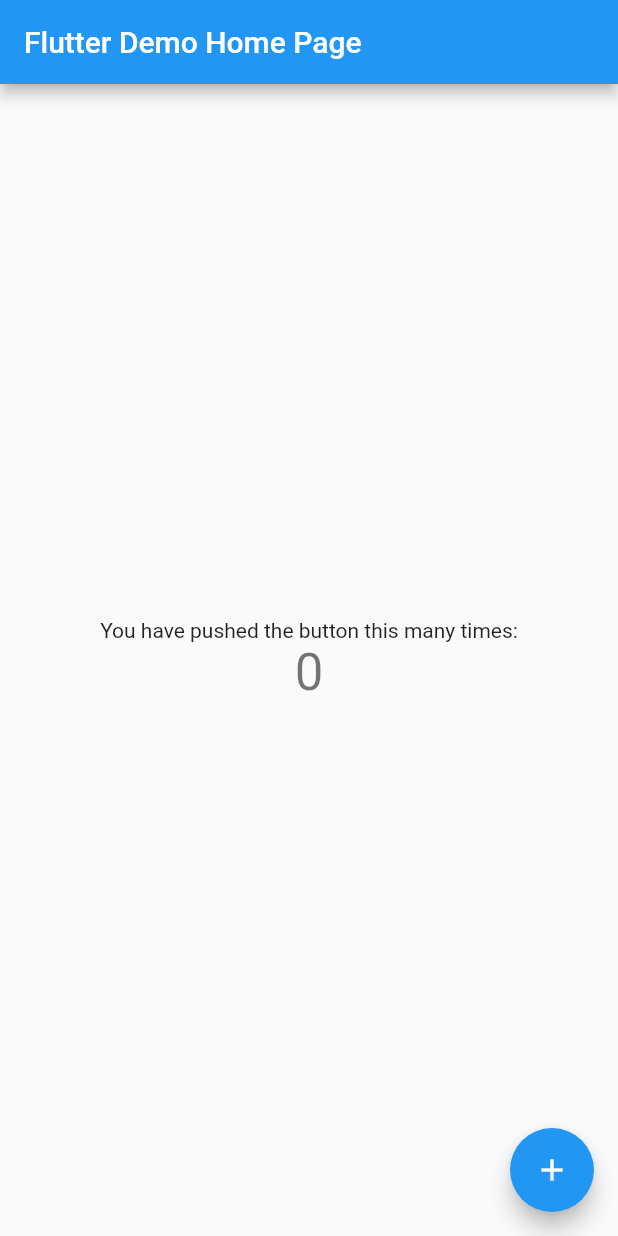
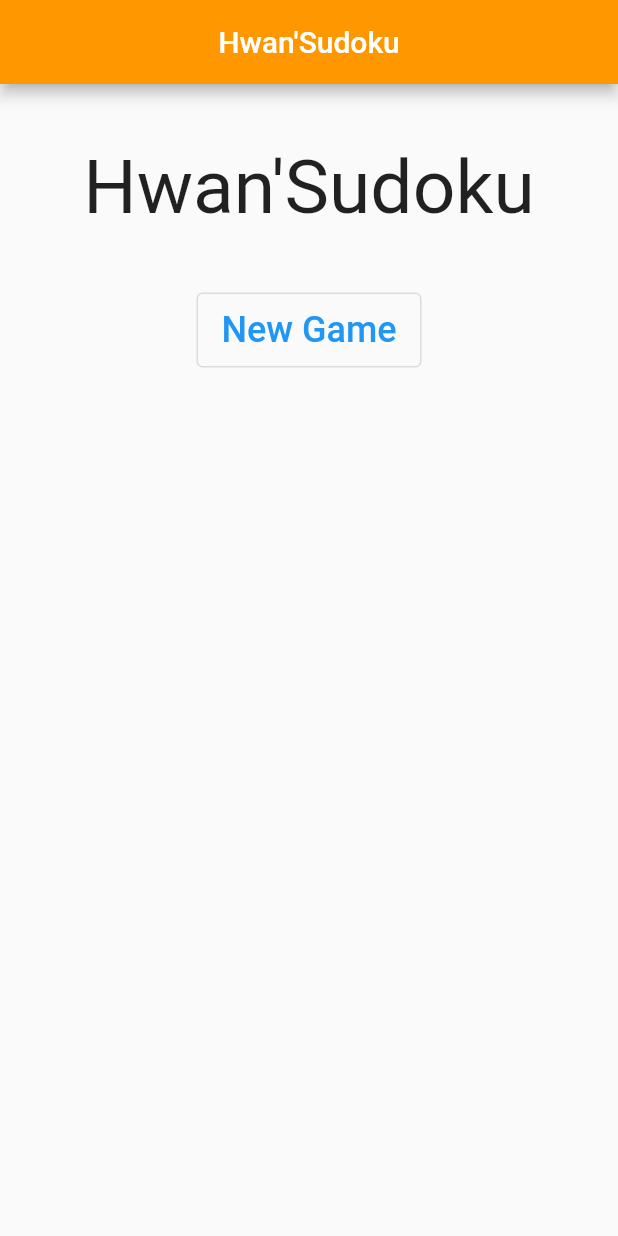
Before and after one commit to akon47/hwan_sudoku, a Flutter app: the screen it shows after launch, on a phone screen of 412 x 824 dp. Run offline on Flutter 3.47's test engine with Material 2 defaults, Android fonts, the phone set to English and light mode, and no system bars.

Commit message:
메인 메뉴 화면을 추가합니다.

```diff
--- a/lib/main.dart
+++ b/lib/main.dart
@@ -1,115 +1,17 @@
 import 'package:flutter/material.dart';
+import 'package:hwan_sudoku/screens/main_screen.dart';
 
 void main() {
-  runApp(const MyApp());
-}
-
-class MyApp extends StatelessWidget {
-  const MyApp({super.key});
-
-  // This widget is the root of your application.
-  @override
-  Widget build(BuildContext context) {
-    return MaterialApp(
-      title: 'Flutter Demo',
+  runApp(
+    MaterialApp(
+      home: MainScreen(),
       theme: ThemeData(
-        // This is the theme of your application.
-        //
-        // Try running your application with "flutter run". You'll see the
-        // application has a blue toolbar. Then, without quitting the app, try
-        // changing the primarySwatch below to Colors.green and then invoke
-        // "hot reload" (press "r" in the console where you ran "flutter run",
-        // or simply save your changes to "hot reload" in a Flutter IDE).
-        // Notice that the counter didn't reset back to zero; the application
-        // is not restarted.
-        primarySwatch: Colors.blue,
-      ),
-      home: const MyHomePage(title: 'Flutter Demo Home Page'),
-    );
-  }
-}
-
-class MyHomePage extends StatefulWidget {
-  const MyHomePage({super.key, required this.title});
-
-  // This widget is the home page of your application. It is stateful, meaning
-  // that it has a State object (defined below) that contains fields that affect
-  // how it looks.
-
-  // This class is the configuration for the state. It holds the values (in this
-  // case the title) provided by the parent (in this case the App widget) and
-  // used by the build method of the State. Fields in a Widget subclass are
-  // always marked "final".
-
-  final String title;
-
-  @override
-  State<MyHomePage> createState() => _MyHomePageState();
-}
-
-class _MyHomePageState extends State<MyHomePage> {
-  int _counter = 0;
-
-  void _incrementCounter() {
-    setState(() {
-      // This call to setState tells the Flutter framework that something has
-      // changed in this State, which causes it to rerun the build method below
-      // so that the display can reflect the updated values. If we changed
-      // _counter without calling setState(), then the build method would not be
-      // called again, and so nothing would appear to happen.
-      _counter++;
-    });
-  }
-
-  @override
-  Widget build(BuildContext context) {
-    // This method is rerun every time setState is called, for instance as done
-    // by the _incrementCounter method above.
-    //
-    // The Flutter framework has been optimized to make rerunning build methods
-    // fast, so that you can just rebuild anything that needs updating rather
-    // than having to individually change instances of widgets.
-    return Scaffold(
-      appBar: AppBar(
-        // Here we take the value from the MyHomePage object that was created by
-        // the App.build method, and use it to set our appbar title.
-        title: Text(widget.title),
-      ),
-      body: Center(
-        // Center is a layout widget. It takes a single child and positions it
-        // in the middle of the parent.
-        child: Column(
-          // Column is also a layout widget. It takes a list of children and
-          // arranges them vertically. By default, it sizes itself to fit its
-          // children horizontally, and tries to be as tall as its parent.
-          //
-          // Invoke "debug painting" (press "p" in the console, choose the
-          // "Toggle Debug Paint" action from the Flutter Inspector in Android
-          // Studio, or the "Toggle Debug Paint" command in Visual Studio Code)
-          // to see the wireframe for each widget.
-          //
-          // Column has various properties to control how it sizes itself and
-          // how it positions its children. Here we use mainAxisAlignment to
-          // center the children vertically; the main axis here is the vertical
-          // axis because Columns are vertical (the cross axis would be
-          // horizontal).
-          mainAxisAlignment: MainAxisAlignment.center,
-          children: <Widget>[
-            const Text(
-              'You have pushed the button this many times:',
-            ),
-            Text(
-              '$_counter',
-              style: Theme.of(context).textTheme.headlineMedium,
-            ),
-          ],
+        textTheme: TextTheme(
+          labelLarge: TextStyle(
+            fontSize: 30,
+          ),
         ),
       ),
-      floatingActionButton: FloatingActionButton(
-        onPressed: _incrementCounter,
-        tooltip: 'Increment',
-        child: const Icon(Icons.add),
-      ), // This trailing comma makes auto-formatting nicer for build methods.
-    );
-  }
+    ),
+  );
 }
--- /dev/null
+++ b/lib/screens/main_screen.dart
@@ -0,0 +1,45 @@
+import 'package:flutter/material.dart';
+
+class MainScreen extends StatelessWidget {
+  const MainScreen({Key? key}) : super(key: key);
+
+  @override
+  Widget build(BuildContext context) {
+    return Scaffold(
+      appBar: AppBar(
+        backgroundColor: Colors.orange,
+        title: Text('Hwan\'Sudoku'),
+        centerTitle: true,
+      ),
+      body: Padding(
+        padding: const EdgeInsets.all(10.0),
+        child: Column(
+          children: [
+            const Center(
+              child: Padding(
+                padding: EdgeInsets.fromLTRB(10, 30, 10, 30),
+                child: Text('Hwan\'Sudoku', style: TextStyle(fontSize: 50)),
+              ),
+            ),
+            Center(
+              child: Padding(
+                padding: const EdgeInsets.all(10.0),
+                child: SizedBox(
+                  width: 150,
+                  height: 50,
+                  child: OutlinedButton(
+                    onPressed: () {},
+                    child: const Text(
+                      'New Game',
+                      style: TextStyle(fontSize: 24),
+                    ),
+                  ),
+                ),
+              ),
+            ),
+          ],
+        ),
+      ),
+    );
+  }
+}
```
Also changed, not shown: 1 other file.
